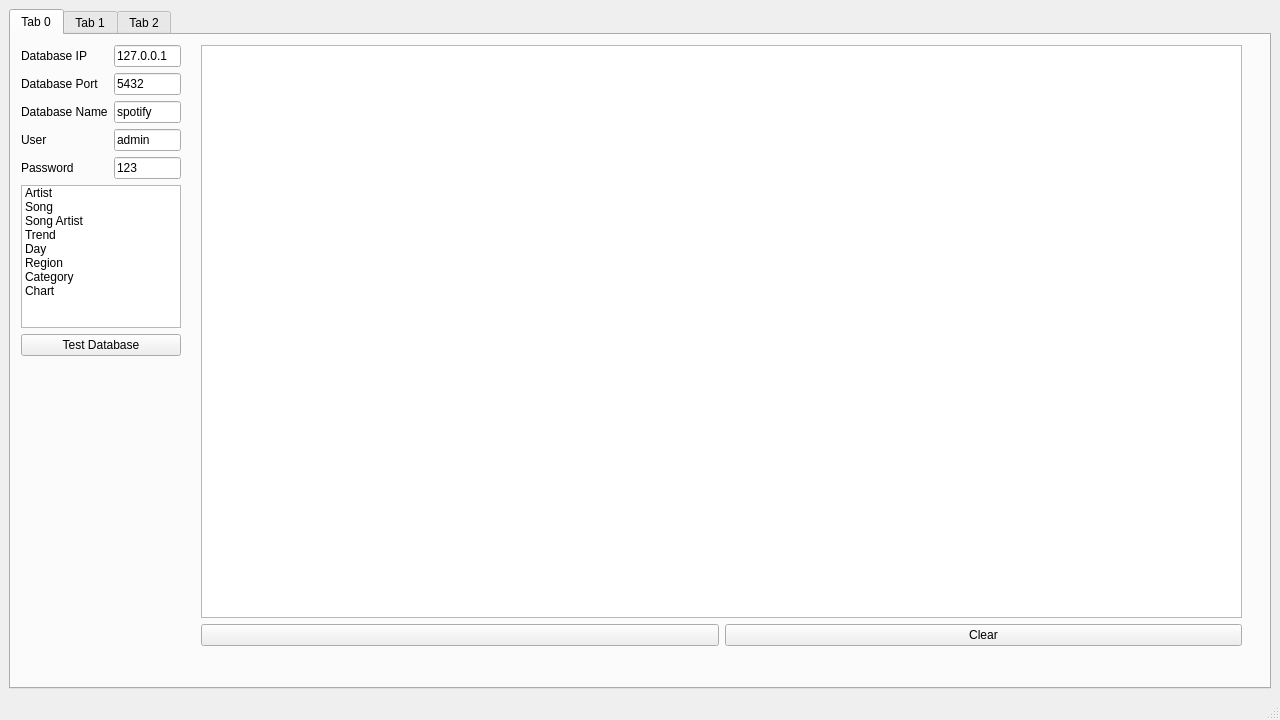
Above: uis/mainWindow.ui from JakubBurczyk/AD_SpotifyAnalyzer before the change. Below: the same form after it.
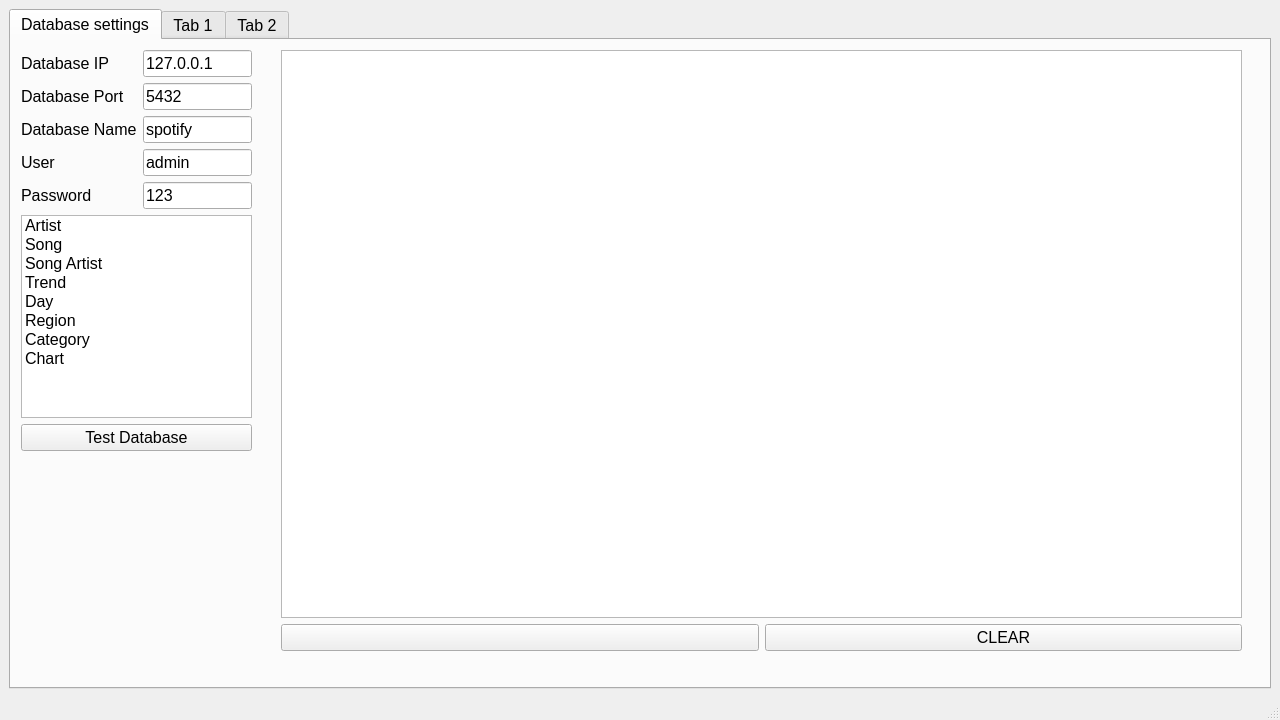
That is the form after the change.

The edit to the form file:
```diff
--- a/uis/mainWindow.ui
+++ b/uis/mainWindow.ui
@@ -53,6 +53,11 @@
    <layout class="QGridLayout" name="gridLayout">
     <item row="0" column="0">
      <widget class="QTabWidget" name="tabWidget_main">
+      <property name="font">
+       <font>
+        <pointsize>12</pointsize>
+       </font>
+      </property>
       <property name="currentIndex">
        <number>0</number>
       </property>
@@ -70,22 +75,32 @@
       </property>
       <widget class="QWidget" name="tab_0">
        <attribute name="title">
-        <string>Tab 0</string>
+        <string>Database settings</string>
        </attribute>
        <widget class="QWidget" name="verticalLayoutWidget">
         <property name="geometry">
          <rect>
           <x>10</x>
           <y>10</y>
-          <width>160</width>
-          <height>311</height>
+          <width>231</width>
+          <height>401</height>
          </rect>
         </property>
+        <property name="font">
+         <font>
+          <pointsize>12</pointsize>
+         </font>
+        </property>
         <layout class="QVBoxLayout" name="verticalLayout">
          <item>
           <layout class="QFormLayout" name="formLayout_db_data">
            <item row="0" column="0">
             <widget class="QLabel" name="label_db_ip">
+             <property name="font">
+              <font>
+               <pointsize>12</pointsize>
+              </font>
+             </property>
              <property name="text">
               <string>Database IP</string>
              </property>
@@ -93,6 +108,17 @@
            </item>
            <item row="0" column="1">
             <widget class="QLineEdit" name="lineEdit_db_ip">
+             <property name="font">
+              <font>
+               <pointsize>12</pointsize>
+              </font>
+             </property>
+             <property name="toolTip">
+              <string/>
+             </property>
+             <property name="statusTip">
+              <string>Enter database IP you wish to connect to</string>
+             </property>
              <property name="text">
               <string>127.0.0.1</string>
              </property>
@@ -100,6 +126,11 @@
            </item>
            <item row="1" column="0">
             <widget class="QLabel" name="label_db_port">
+             <property name="font">
+              <font>
+               <pointsize>12</pointsize>
+              </font>
+             </property>
              <property name="text">
               <string>Database Port</string>
              </property>
@@ -107,6 +138,11 @@
            </item>
            <item row="1" column="1">
             <widget class="QLineEdit" name="lineEdit_db_port">
+             <property name="font">
+              <font>
+               <pointsize>12</pointsize>
+              </font>
+             </property>
              <property name="text">
               <string>5432</string>
              </property>
@@ -114,6 +150,11 @@
            </item>
            <item row="2" column="0">
             <widget class="QLabel" name="label_db_name">
+             <property name="font">
+              <font>
+               <pointsize>12</pointsize>
+              </font>
+             </property>
              <property name="text">
               <string>Database Name</string>
              </property>
@@ -121,6 +162,11 @@
            </item>
            <item row="2" column="1">
             <widget class="QLineEdit" name="lineEdit_db_name">
+             <property name="font">
+              <font>
+               <pointsize>12</pointsize>
+              </font>
+             </property>
              <property name="text">
               <string>spotify</string>
              </property>
@@ -128,6 +174,11 @@
            </item>
            <item row="3" column="0">
             <widget class="QLabel" name="label_db_user">
+             <property name="font">
+              <font>
+               <pointsize>12</pointsize>
+              </font>
+             </property>
              <property name="text">
               <string>User</string>
              </property>
@@ -135,6 +186,11 @@
            </item>
            <item row="3" column="1">
             <widget class="QLineEdit" name="lineEdit_db_user">
+             <property name="font">
+              <font>
+               <pointsize>12</pointsize>
+              </font>
+             </property>
              <property name="text">
               <string>admin</string>
              </property>
@@ -142,6 +198,11 @@
            </item>
            <item row="4" column="0">
             <widget class="QLabel" name="label_db_pass">
+             <property name="font">
+              <font>
+               <pointsize>12</pointsize>
+              </font>
+             </property>
              <property name="text">
               <string>Password</string>
              </property>
@@ -149,6 +210,11 @@
            </item>
            <item row="4" column="1">
             <widget class="QLineEdit" name="lineEdit_db_pass">
+             <property name="font">
+              <font>
+               <pointsize>12</pointsize>
+              </font>
+             </property>
              <property name="text">
               <string>123</string>
              </property>
@@ -158,6 +224,14 @@
          </item>
          <item>
           <widget class="QListWidget" name="listWidget_tables">
+           <property name="font">
+            <font>
+             <pointsize>12</pointsize>
+            </font>
+           </property>
+           <property name="tabKeyNavigation">
+            <bool>true</bool>
+           </property>
            <item>
             <property name="text">
              <string>Artist</string>
@@ -202,6 +276,11 @@
          </item>
          <item>
           <widget class="QPushButton" name="pushButton_test">
+           <property name="font">
+            <font>
+             <pointsize>12</pointsize>
+            </font>
+           </property>
            <property name="text">
             <string>Test Database</string>
            </property>
@@ -212,27 +291,48 @@
        <widget class="QWidget" name="verticalLayoutWidget_2">
         <property name="geometry">
          <rect>
-          <x>190</x>
+          <x>270</x>
           <y>10</y>
-          <width>1041</width>
+          <width>961</width>
           <height>601</height>
          </rect>
         </property>
+        <property name="font">
+         <font>
+          <pointsize>12</pointsize>
+         </font>
+        </property>
         <layout class="QVBoxLayout" name="verticalLayout_textBrowser">
          <item>
-          <widget class="QTextBrowser" name="textBrowser_tab_0"/>
+          <widget class="QTextBrowser" name="textBrowser_tab_0">
+           <property name="font">
+            <font>
+             <pointsize>12</pointsize>
+            </font>
+           </property>
+          </widget>
          </item>
          <item>
           <layout class="QGridLayout" name="gridLayout_textBrowser_buttons">
            <item row="0" column="1">
             <widget class="QPushButton" name="pushButton_clear">
+             <property name="font">
+              <font>
+               <pointsize>12</pointsize>
+              </font>
+             </property>
              <property name="text">
-              <string>Clear</string>
+              <string>CLEAR</string>
              </property>
             </widget>
            </item>
            <item row="0" column="0">
             <widget class="QPushButton" name="pushButton_empty">
+             <property name="font">
+              <font>
+               <pointsize>12</pointsize>
+              </font>
+             </property>
              <property name="text">
               <string/>
              </property>
```
Left out of the diff: 24 changed lines with no effect on the pictures.
